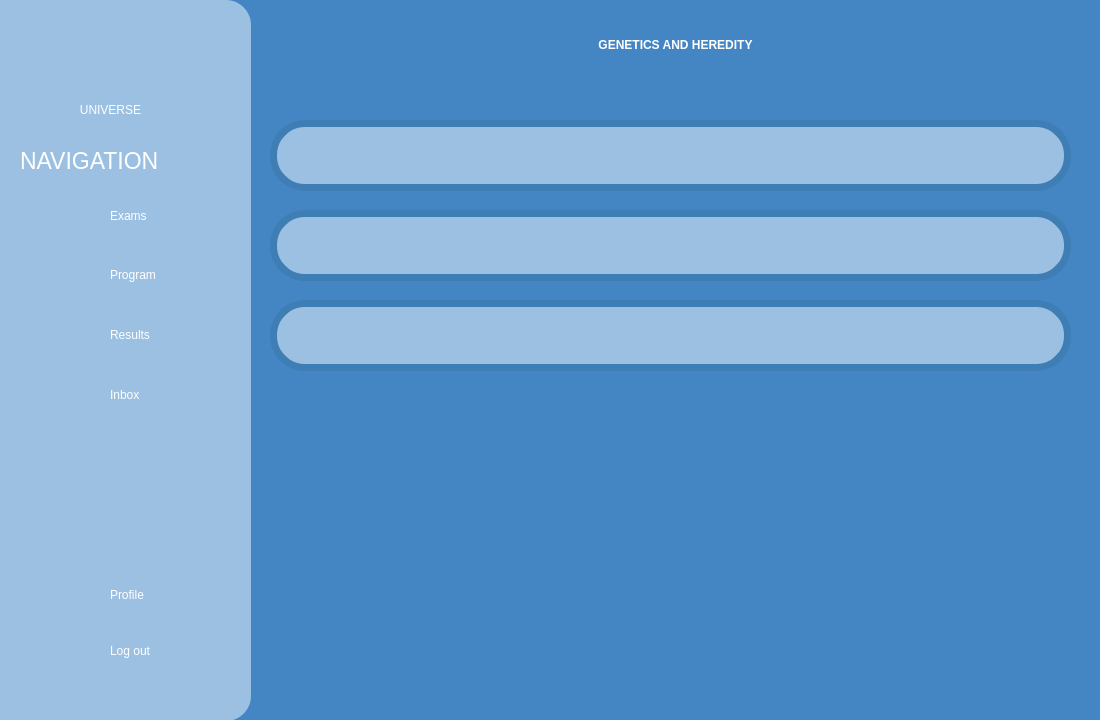
The window that AGUniverse/presentationLayer/genetics.ui (codingburgas/sprint-eschool-ag-universe) describes before a commit, drawn with Qt 5.
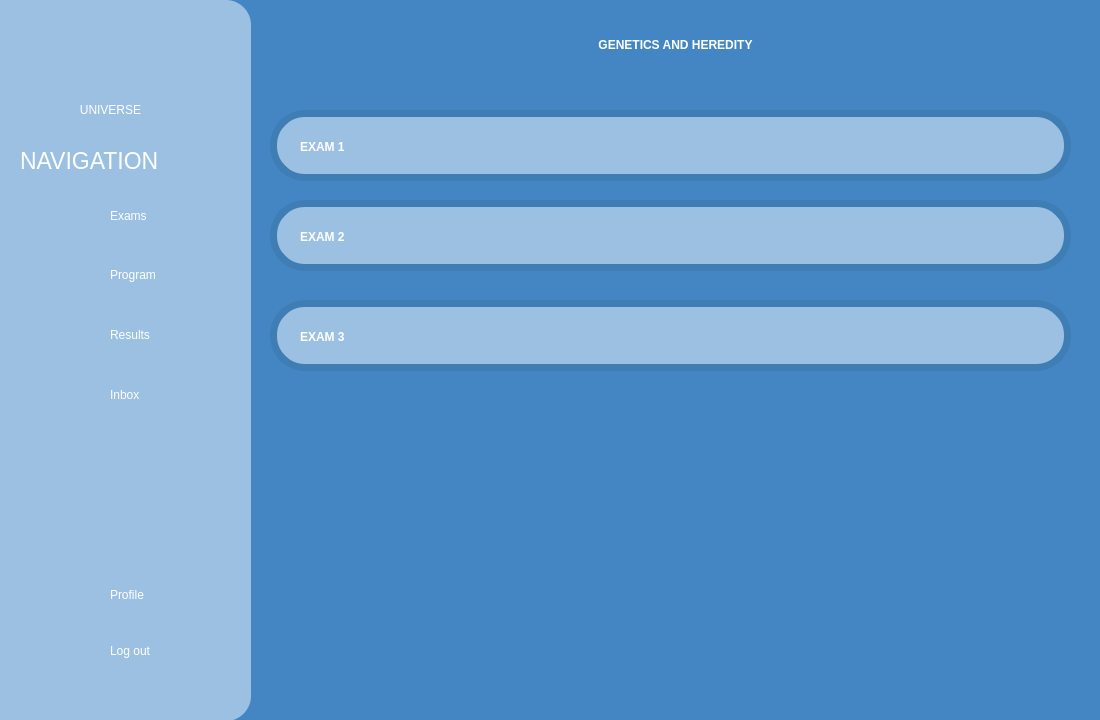
The same window after the commit. Icons and pictures are not drawn.

Commit message: Add exams in genetics

```diff
--- a/AGUniverse/presentationLayer/genetics.ui
+++ b/AGUniverse/presentationLayer/genetics.ui
@@ -17,7 +17,7 @@
    <property name="geometry">
     <rect>
      <x>270</x>
-     <y>120</y>
+     <y>110</y>
      <width>801</width>
      <height>71</height>
     </rect>
@@ -381,7 +381,7 @@
    <property name="geometry">
     <rect>
      <x>270</x>
-     <y>210</y>
+     <y>200</y>
      <width>801</width>
      <height>71</height>
     </rect>
@@ -413,12 +413,132 @@
     <string>&lt;html&gt;&lt;head/&gt;&lt;body&gt;&lt;p align=&quot;center&quot;&gt;GENETICS AND HEREDITY&lt;/p&gt;&lt;/body&gt;&lt;/html&gt;</string>
    </property>
   </widget>
+  <widget class="QPushButton" name="geneticsButton1">
+   <property name="geometry">
+    <rect>
+     <x>280</x>
+     <y>120</y>
+     <width>781</width>
+     <height>51</height>
+    </rect>
+   </property>
+   <property name="styleSheet">
+    <string notr="true">background-color:rgba(0, 0, 0, 0);
+border-radius:35px;</string>
+   </property>
+   <property name="text">
+    <string/>
+   </property>
+  </widget>
+  <widget class="QPushButton" name="geneticsButton2">
+   <property name="geometry">
+    <rect>
+     <x>280</x>
+     <y>210</y>
+     <width>781</width>
+     <height>51</height>
+    </rect>
+   </property>
+   <property name="styleSheet">
+    <string notr="true">background-color:rgba(0, 0, 0, 0);
+border-radius:35px;</string>
+   </property>
+   <property name="text">
+    <string/>
+   </property>
+  </widget>
+  <widget class="QPushButton" name="geneticsButton3">
+   <property name="geometry">
+    <rect>
+     <x>270</x>
+     <y>310</y>
+     <width>781</width>
+     <height>51</height>
+    </rect>
+   </property>
+   <property name="styleSheet">
+    <string notr="true">background-color:rgba(0, 0, 0, 0);
+border-radius:35px;</string>
+   </property>
+   <property name="text">
+    <string/>
+   </property>
+  </widget>
+  <widget class="QLabel" name="Exam1Label">
+   <property name="geometry">
+    <rect>
+     <x>300</x>
+     <y>102</y>
+     <width>451</width>
+     <height>91</height>
+    </rect>
+   </property>
+   <property name="whatsThis">
+    <string>&lt;html&gt;&lt;head/&gt;&lt;body&gt;&lt;p&gt;EXAM 1&lt;/p&gt;&lt;/body&gt;&lt;/html&gt;</string>
+   </property>
+   <property name="styleSheet">
+    <string notr="true">color:white;
+font-weight:bold;
+font: 45pt &quot;Aura&quot;;</string>
+   </property>
+   <property name="text">
+    <string>&lt;html&gt;&lt;head/&gt;&lt;body&gt;&lt;p&gt;EXAM 1&lt;/p&gt;&lt;/body&gt;&lt;/html&gt;</string>
+   </property>
+  </widget>
+  <widget class="QLabel" name="Exam2Label">
+   <property name="geometry">
+    <rect>
+     <x>300</x>
+     <y>192</y>
+     <width>451</width>
+     <height>91</height>
+    </rect>
+   </property>
+   <property name="whatsThis">
+    <string>&lt;html&gt;&lt;head/&gt;&lt;body&gt;&lt;p&gt;EXAM 1&lt;/p&gt;&lt;/body&gt;&lt;/html&gt;</string>
+   </property>
+   <property name="styleSheet">
+    <string notr="true">color:white;
+font-weight:bold;
+font: 45pt &quot;Aura&quot;;</string>
+   </property>
+   <property name="text">
+    <string>&lt;html&gt;&lt;head/&gt;&lt;body&gt;&lt;p&gt;EXAM 2&lt;/p&gt;&lt;/body&gt;&lt;/html&gt;</string>
+   </property>
+  </widget>
+  <widget class="QLabel" name="Exam3Label">
+   <property name="geometry">
+    <rect>
+     <x>300</x>
+     <y>292</y>
+     <width>451</width>
+     <height>91</height>
+    </rect>
+   </property>
+   <property name="whatsThis">
+    <string>&lt;html&gt;&lt;head/&gt;&lt;body&gt;&lt;p&gt;EXAM 1&lt;/p&gt;&lt;/body&gt;&lt;/html&gt;</string>
+   </property>
+   <property name="styleSheet">
+    <string notr="true">color:white;
+font-weight:bold;
+font: 45pt &quot;Aura&quot;;</string>
+   </property>
+   <property name="text">
+    <string>&lt;html&gt;&lt;head/&gt;&lt;body&gt;&lt;p&gt;EXAM 3&lt;/p&gt;&lt;/body&gt;&lt;/html&gt;</string>
+   </property>
+  </widget>
   <zorder>backgroundblue_bg</zorder>
   <zorder>exam1</zorder>
   <zorder>exam3</zorder>
   <zorder>frame_2</zorder>
   <zorder>exam2</zorder>
   <zorder>titleLabel</zorder>
+  <zorder>Exam1Label</zorder>
+  <zorder>Exam2Label</zorder>
+  <zorder>geneticsButton2</zorder>
+  <zorder>geneticsButton1</zorder>
+  <zorder>Exam3Label</zorder>
+  <zorder>geneticsButton3</zorder>
  </widget>
  <resources>
   <include location="../resources.qrc"/>
```
The commit also changes 11 other files.
